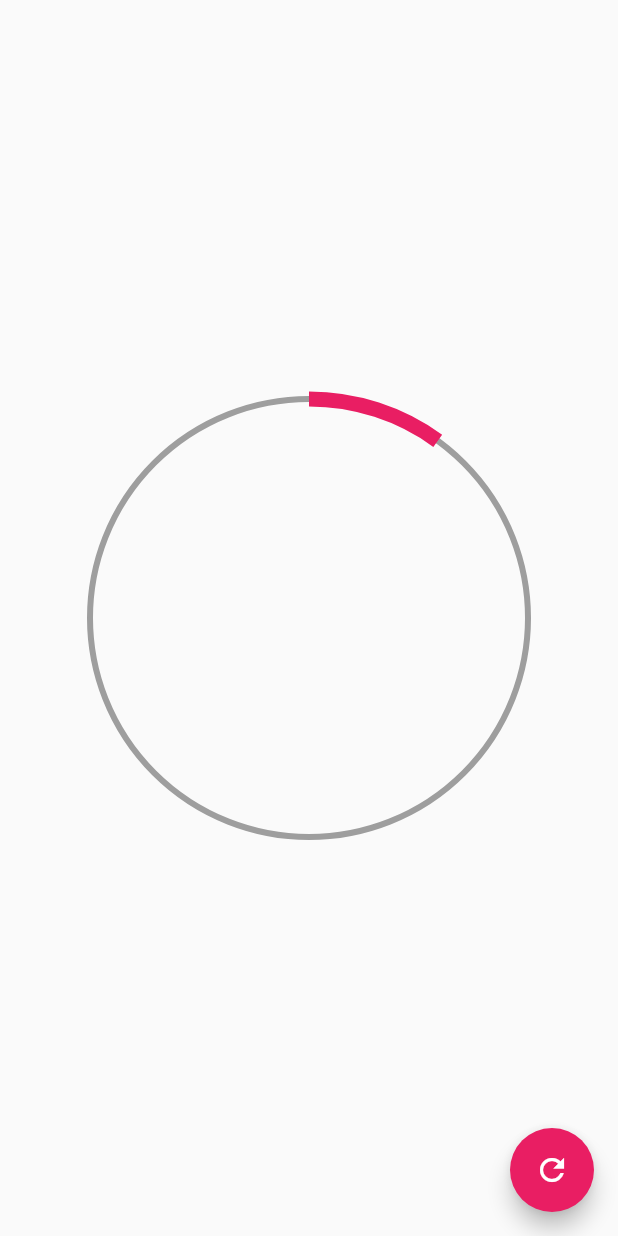
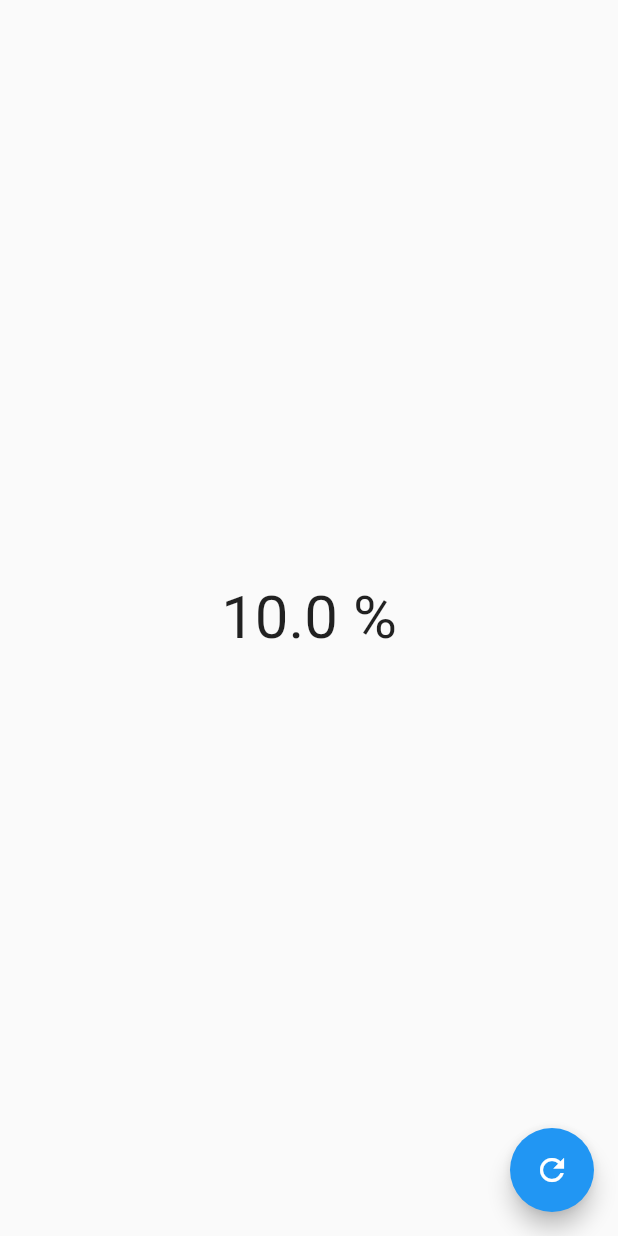
Before and after one commit to ddienu/Designs-, a Flutter app: the screen it shows after launch, after a tap on the "refresh" icon, on a phone screen of 412 x 824 dp. Run offline on Flutter 3.47's test engine with Material 2 defaults, Android fonts, the phone set to English and light mode, and no system bars.

Commit message:
Add: Labs folder, add: graficas circulares page.
Add labs folder to include the circular progress page, this is with the purpose of make a reusable widget.
Add graficas circulares page to create the same circular progress indicator but more reusable.

```diff
--- a/lib/main.dart
+++ b/lib/main.dart
@@ -1,7 +1,8 @@
-import 'package:disenos_app/src/pages/circular_progress_page.dart';
-import 'package:disenos_app/src/pages/headers_page.dart';
-import 'package:disenos_app/src/retos/cuadrado_animado_page.dart';
 import 'package:flutter/material.dart';
+
+import 'package:disenos_app/src/pages/graficas_circulares_page.dart';
+// import 'package:disenos_app/src/pages/headers_page.dart';
+// import 'package:disenos_app/src/retos/cuadrado_animado_page.dart';
 
 void main() => runApp(const MyApp());
 
@@ -13,7 +14,7 @@ class MyApp extends StatelessWidget {
     return MaterialApp(
       debugShowCheckedModeBanner: false,
       title: 'Designs App',
-      home: CircularProgressPage(),
+      home: GraficasCircularesPage(),
     );
   }
 }
--- /dev/null
+++ b/lib/src/pages/graficas_circulares_page.dart
@@ -0,0 +1,34 @@
+import 'package:flutter/material.dart';
+
+
+class GraficasCircularesPage extends StatefulWidget {
+  const GraficasCircularesPage({Key? key}) : super(key: key);
+
+  @override
+  State<GraficasCircularesPage> createState() => _GraficasCircularesPageState();
+}
+
+class _GraficasCircularesPageState extends State<GraficasCircularesPage> {
+
+  double porcentaje = 0.0;
+
+  @override
+  Widget build(BuildContext context) {
+    return Scaffold(
+      floatingActionButton: FloatingActionButton(
+        child: Icon( Icons.refresh),
+        onPressed: (){
+          setState(() {
+            porcentaje += 10;
+            if ( porcentaje > 100){
+              porcentaje = 0;
+            }
+          });
+        }
+        ),
+      body: Center(
+        child: Text( '$porcentaje %', style: TextStyle( fontSize: 40.0), )
+        ),
+    );
+  }
+}
```
Also changed, not shown: lib/src/labs/circular_progress_page.dart (renamed from lib/src/pages/circular_progress_page.dart).
